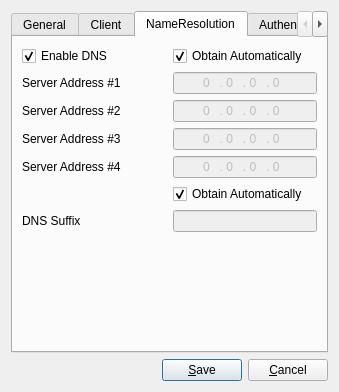
Old version of the form source/qikea/site.ui in the repository dolomighty/shrewsoft-ike.
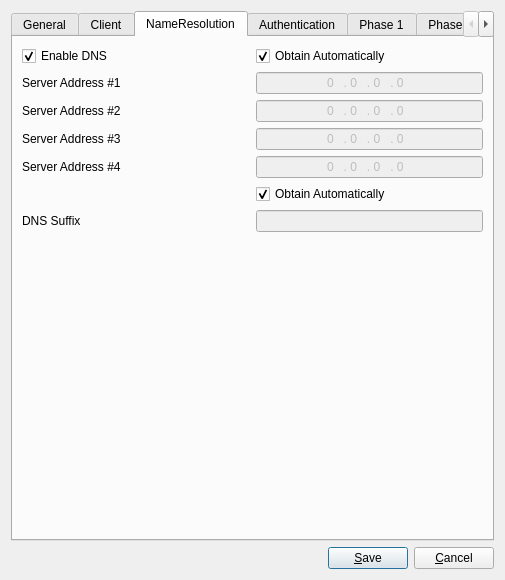
New version of the form. The open tabs and pages were chosen to show the change. Icons and pictures are not drawn.

```diff
--- a/source/qikea/site.ui
+++ b/source/qikea/site.ui
@@ -5,12 +5,12 @@
   <property name="windowModality" >
    <enum>Qt::ApplicationModal</enum>
   </property>
-  <property name="geometry" >
+  <property name="geometry">
    <rect>
     <x>0</x>
     <y>0</y>
-    <width>318</width>
-    <height>376</height>
+    <width>505</width>
+    <height>580</height>
    </rect>
   </property>
   <property name="sizePolicy" >
@@ -769,8 +769,8 @@
              <verstretch>0</verstretch>
             </sizepolicy>
            </property>
-           <property name="inputMask" >
-            <string>009 . 009 . 009 . 009; </string>
+           <property name="inputMask">
+            <string>009 . 009 . 009 . 009</string>
            </property>
            <property name="text" >
             <string>0 . 0 . 0 . 0</string>
@@ -805,8 +805,8 @@
              <verstretch>0</verstretch>
             </sizepolicy>
            </property>
-           <property name="inputMask" >
-            <string>009 . 009 . 009 . 009; </string>
+           <property name="inputMask">
+            <string>009 . 009 . 009 . 009</string>
            </property>
            <property name="text" >
             <string>0 . 0 . 0 . 0</string>
@@ -841,8 +841,8 @@
              <verstretch>0</verstretch>
             </sizepolicy>
            </property>
-           <property name="inputMask" >
-            <string>009 . 009 . 009 . 009; </string>
+           <property name="inputMask">
+            <string>009 . 009 . 009 . 009</string>
            </property>
            <property name="text" >
             <string>0 . 0 . 0 . 0</string>
@@ -877,8 +877,8 @@
              <verstretch>0</verstretch>
             </sizepolicy>
            </property>
-           <property name="inputMask" >
-            <string>009 . 009 . 009 . 009; </string>
+           <property name="inputMask">
+            <string>009 . 009 . 009 . 009</string>
            </property>
            <property name="text" >
             <string>0 . 0 . 0 . 0</string>
```
Left out of the diff: 1333 changed lines with no effect on the pictures.
